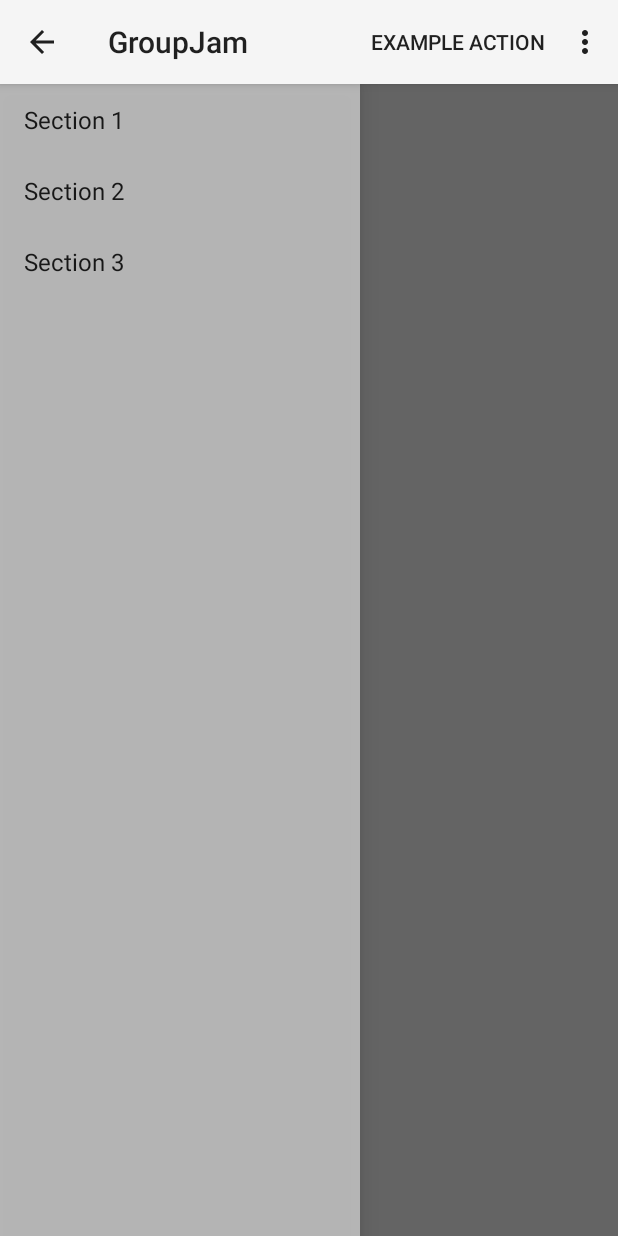
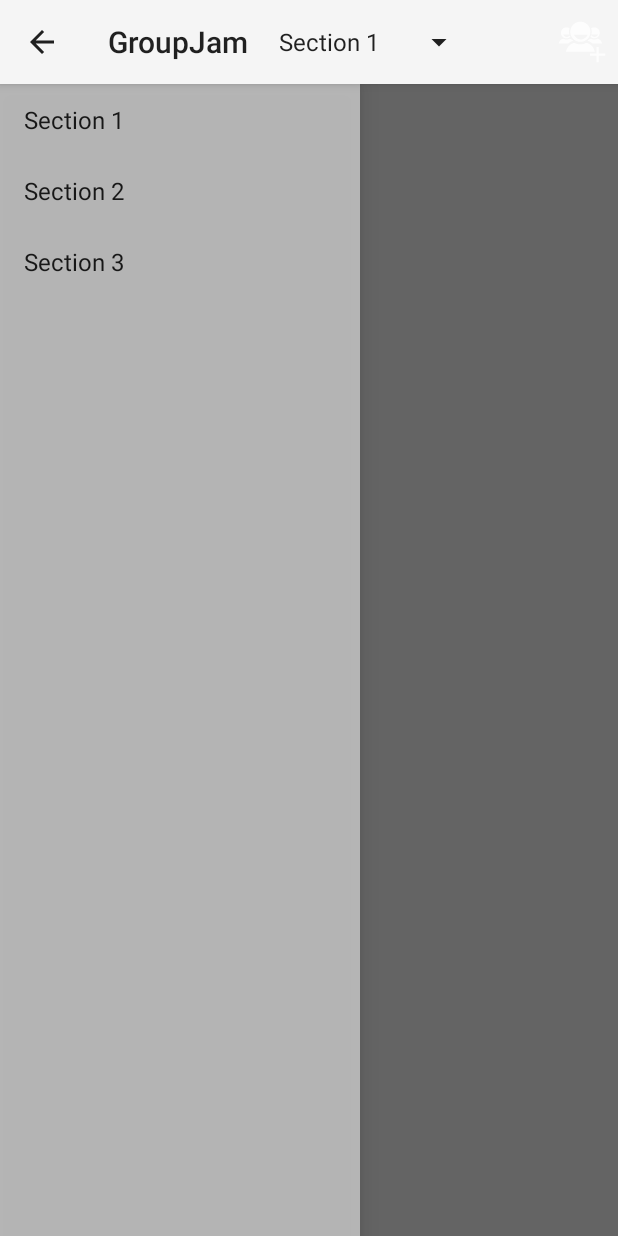
Before and after one commit to hkiehs/GroupJam, an Android app: the screen it shows after launch (HomeActivity), on a phone screen of 412 x 824 dp. Run offline under Robolectric (Android 15) with nearby library versions, the phone set to English and light mode, and no system bars; 4 statements that could not run were skipped.

Commit message:
action bar fixed

```diff
--- a/GroupJam/src/main/java/com/noextent/groupjam/HomeActivity.java
+++ b/GroupJam/src/main/java/com/noextent/groupjam/HomeActivity.java
@@ -15,6 +15,7 @@ import android.view.View;
 import android.view.ViewGroup;
 import android.widget.ArrayAdapter;
 import android.widget.TextView;
+import android.widget.Toast;
 
 public class HomeActivity extends ActionBarActivity implements ActionBar.OnNavigationListener, NavigationDrawerFragment.NavigationDrawerCallbacks {
 
@@ -41,10 +42,9 @@ public class HomeActivity extends ActionBarActivity implements ActionBar.OnNavig
 
         // Set up the action bar to show a dropdown list.
         ActionBar actionBar = getSupportActionBar();
-        actionBar.setDisplayShowTitleEnabled(true);
-        actionBar.setNavigationMode(ActionBar.NAVIGATION_MODE_LIST);
-        actionBar.setTitle(mTitle);
-
+//        actionBar.setDisplayShowTitleEnabled(true);
+//        actionBar.setNavigationMode(ActionBar.NAVIGATION_MODE_LIST);
+//        actionBar.setTitle(mTitle);
 
         // Set up the dropdown list navigation in the action bar.
         actionBar.setListNavigationCallbacks(
@@ -68,6 +68,13 @@ public class HomeActivity extends ActionBarActivity implements ActionBar.OnNavig
         mNavigationDrawerFragment.setUp(
                 R.id.navigation_drawer,
                 (DrawerLayout) findViewById(R.id.drawer_layout));
+    }
+
+    private void showActionBar() {
+        ActionBar actionBar = getSupportActionBar();
+        actionBar.setDisplayShowTitleEnabled(true);
+        actionBar.setNavigationMode(ActionBar.NAVIGATION_MODE_LIST);
+        actionBar.setTitle(R.string.app_name);
     }
 
     @Override
@@ -114,6 +121,7 @@ public class HomeActivity extends ActionBarActivity implements ActionBar.OnNavig
     public boolean onCreateOptionsMenu(Menu menu) {
         // Inflate the menu; this adds items to the action bar if it is present.
         getMenuInflater().inflate(R.menu.home, menu);
+        showActionBar();
         return true;
     }
 
@@ -123,9 +131,12 @@ public class HomeActivity extends ActionBarActivity implements ActionBar.OnNavig
         // automatically handle clicks on the Home/Up button, so long
         // as you specify a parent activity in AndroidManifest.xml.
         int id = item.getItemId();
-        if (id == R.id.action_settings) {
+        if (id == R.id.action_add_group) {
+            Toast.makeText(HomeActivity.this, "Example action.", Toast.LENGTH_SHORT).show();
             return true;
         }
+
+
         return super.onOptionsItemSelected(item);
     }
 
--- a/GroupJam/src/main/java/com/noextent/groupjam/NavigationDrawerFragment.java
+++ b/GroupJam/src/main/java/com/noextent/groupjam/NavigationDrawerFragment.java
@@ -235,7 +235,7 @@ public class NavigationDrawerFragment extends Fragment {
         // If the drawer is open, show the global app actions in the action bar. See also
         // showGlobalContextActionBar, which controls the top-left area of the action bar.
         if (mDrawerLayout != null && isDrawerOpen()) {
-            inflater.inflate(R.menu.global, menu);
+            //inflater.inflate(R.menu.home, menu);
             showGlobalContextActionBar();
         }
         super.onCreateOptionsMenu(menu, inflater);
@@ -247,10 +247,10 @@ public class NavigationDrawerFragment extends Fragment {
             return true;
         }
 
-        if (item.getItemId() == R.id.action_example) {
-            Toast.makeText(getActivity(), "Example action.", Toast.LENGTH_SHORT).show();
-            return true;
-        }
+//        if (item.getItemId() == R.id.action_example) {
+//            Toast.makeText(getActivity(), "Example action.", Toast.LENGTH_SHORT).show();
+//            return true;
+//        }
 
         return super.onOptionsItemSelected(item);
     }
@@ -262,7 +262,7 @@ public class NavigationDrawerFragment extends Fragment {
     private void showGlobalContextActionBar() {
         ActionBar actionBar = getActionBar();
         actionBar.setDisplayShowTitleEnabled(true);
-        actionBar.setNavigationMode(ActionBar.NAVIGATION_MODE_STANDARD);
+        //actionBar.setNavigationMode(ActionBar.NAVIGATION_MODE_LIST);
         actionBar.setTitle(R.string.app_name);
     }
 
--- a/GroupJam/src/main/res/menu/global.xml
+++ /dev/null
@@ -1,7 +0,0 @@
-<menu xmlns:android="http://schemas.android.com/apk/res/android"
-    xmlns:app="http://schemas.android.com/apk/res-auto">
-    <item android:id="@+id/action_settings"
-        android:title="@string/action_settings"
-        android:orderInCategory="100"
-        app:showAsAction="never" />
-</menu>
--- a/GroupJam/src/main/res/menu/home.xml
+++ b/GroupJam/src/main/res/menu/home.xml
@@ -3,12 +3,8 @@
     xmlns:tools="http://schemas.android.com/tools"
     tools:context="com.noextent.groupjam.HomeActivity" >
 
-    <item android:id="@+id/action_settings"
-        android:title="@string/action_settings"
-        android:orderInCategory="100"
-        app:showAsAction="never" />
-
-    <item android:id="@+id/action_example"
+    <item android:id="@+id/action_add_group"
         android:title="@string/action_example"
-        app:showAsAction="withText|ifRoom" />
+        android:icon="@drawable/ic_action_add_group"
+        app:showAsAction="ifRoom" />
 </menu>
--- a/GroupJam/src/main/res/values/strings.xml
+++ b/GroupJam/src/main/res/values/strings.xml
@@ -8,6 +8,6 @@
     <string name="action_settings">Settings</string>
     <string name="navigation_drawer_open">Open navigation drawer</string>
     <string name="navigation_drawer_close">Close navigation drawer</string>
-    <string name="action_example">Example action</string>
+    <string name="action_example">Create Group</string>
 
 </resources>
```
Also changed, not shown: GroupJam/src/main/res/drawable-hdpi/ic_action_add_group.png (added), GroupJam/src/main/res/drawable-mdpi/ic_action_add_group.png (added), GroupJam/src/main/res/drawable-xhdpi/ic_action_add_group.png (added), GroupJam/src/main/res/drawable-xxhdpi/ic_action_add_group.png (added).
